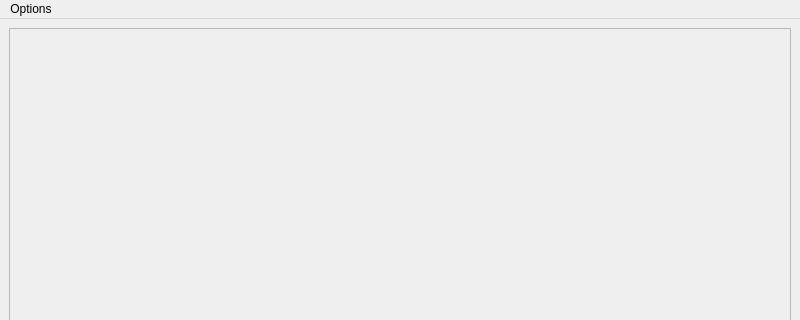
This is src/dread_mod_loader/gui/ui_files/main_window.ui in MayberryZoom/dread-mod-loader as Qt 5 draws it before an edit; both pictures show x 0 to 800 and y 0 to 320 of the 800 by 600 pixel window. The edited form follows.
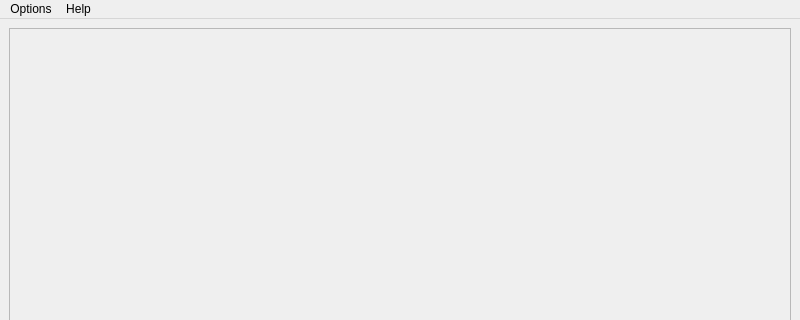
This is the edited form.

Commit message: Add help window

```diff
--- a/src/dread_mod_loader/gui/ui_files/main_window.ui
+++ b/src/dread_mod_loader/gui/ui_files/main_window.ui
@@ -85,7 +85,14 @@
     </property>
     <addaction name="configuration_action"/>
    </widget>
+   <widget class="QMenu" name="help_menu">
+    <property name="title">
+     <string>Help</string>
+    </property>
+    <addaction name="help_action"/>
+   </widget>
    <addaction name="options_menu"/>
+   <addaction name="help_menu"/>
   </widget>
   <action name="configuration_action">
    <property name="text">
```
Left out of the diff: 22 changed lines with no effect on the pictures. The commit also changes 11 other files.
